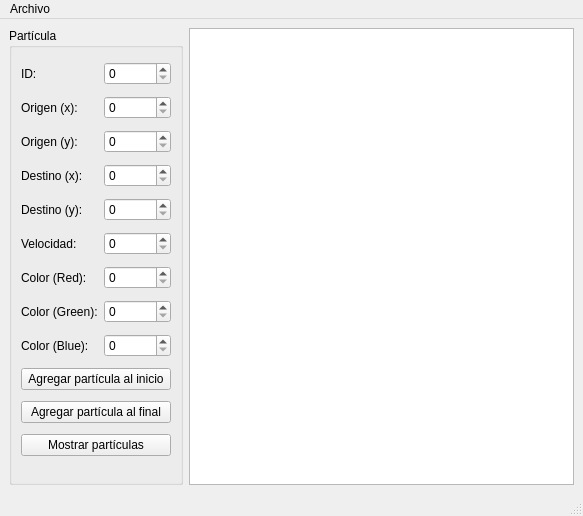
The window that mainwindow.ui (AndresAlcalaGtz/particulas_UI) describes before a commit, drawn with Qt 5.
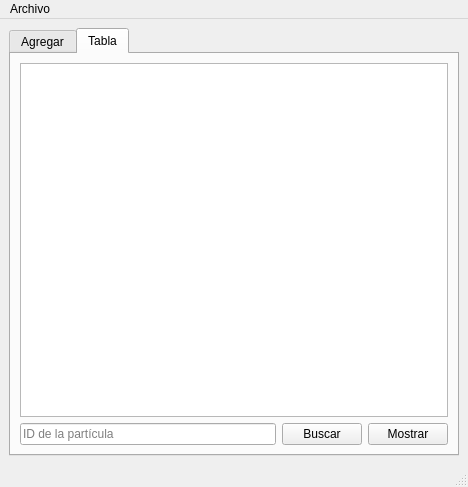
The same window after the commit. The open tabs and pages were chosen to show the change.

Commit message: Implementacion de tabla y de busqueda

What changed in the file:
```diff
--- a/mainwindow.ui
+++ b/mainwindow.ui
@@ -6,14 +6,24 @@
    <rect>
     <x>0</x>
     <y>0</y>
-    <width>583</width>
-    <height>516</height>
+    <width>468</width>
+    <height>452</height>
    </rect>
   </property>
   <property name="windowTitle">
    <string>MainWindow</string>
   </property>
   <widget class="QWidget" name="centralwidget">
+   <layout class="QGridLayout" name="gridLayout_3">
+    <item row="0" column="0">
+     <widget class="QTabWidget" name="pestanas_tabWidget">
+      <property name="currentIndex">
+       <number>0</number>
+      </property>
+      <widget class="QWidget" name="agregar_tab">
+       <attribute name="title">
+        <string>Agregar</string>
+       </attribute>
    <layout class="QGridLayout" name="gridLayout_2">
     <item row="0" column="0">
      <widget class="QGroupBox" name="groupBox">
@@ -178,7 +188,42 @@
      </widget>
     </item>
     <item row="0" column="1">
-     <widget class="QPlainTextEdit" name="plainTextEdit"/>
+         <widget class="QPlainTextEdit" name="mostrartexto_plainTextEdit"/>
+        </item>
+       </layout>
+      </widget>
+      <widget class="QWidget" name="tabla_tab">
+       <attribute name="title">
+        <string>Tabla</string>
+       </attribute>
+       <layout class="QGridLayout" name="gridLayout_4">
+        <item row="0" column="0" colspan="3">
+         <widget class="QTableWidget" name="tabla_tableWidget"/>
+        </item>
+        <item row="1" column="0">
+         <widget class="QLineEdit" name="buscartexto_lineEdit">
+          <property name="placeholderText">
+           <string>ID de la partícula</string>
+          </property>
+         </widget>
+        </item>
+        <item row="1" column="1">
+         <widget class="QPushButton" name="buscar_pushButton">
+          <property name="text">
+           <string>Buscar</string>
+          </property>
+         </widget>
+        </item>
+        <item row="1" column="2">
+         <widget class="QPushButton" name="mostrartabla_pushButton">
+          <property name="text">
+           <string>Mostrar</string>
+          </property>
+         </widget>
+        </item>
+       </layout>
+      </widget>
+     </widget>
     </item>
    </layout>
   </widget>
@@ -187,7 +232,7 @@
     <rect>
      <x>0</x>
      <y>0</y>
-     <width>583</width>
+     <width>468</width>
      <height>21</height>
     </rect>
    </property>
```
Left out of the diff: 2 changed lines with no effect on the pictures. Lines whose indentation alone changed are shown as unchanged. The commit also changes 4 other files.
